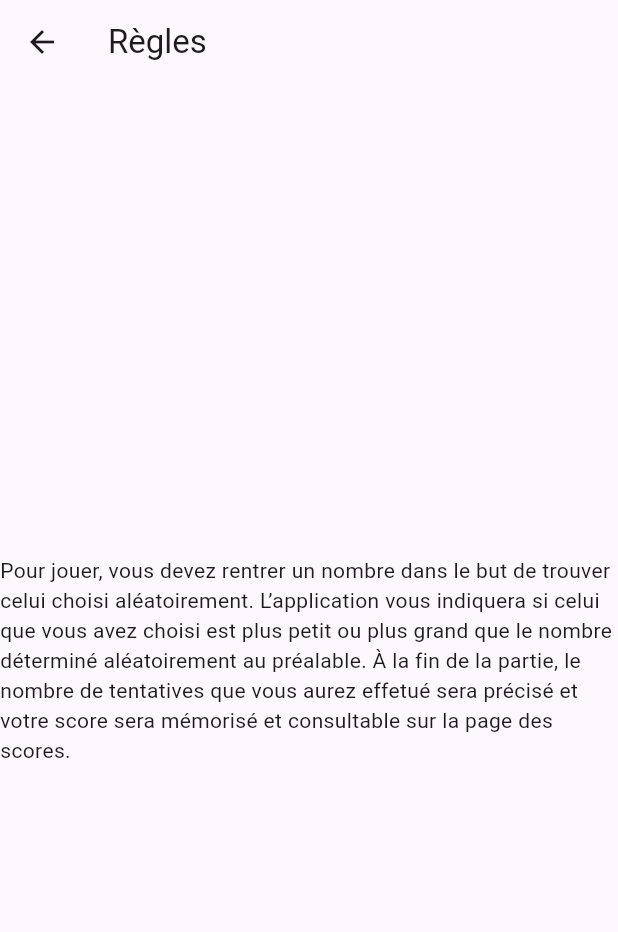
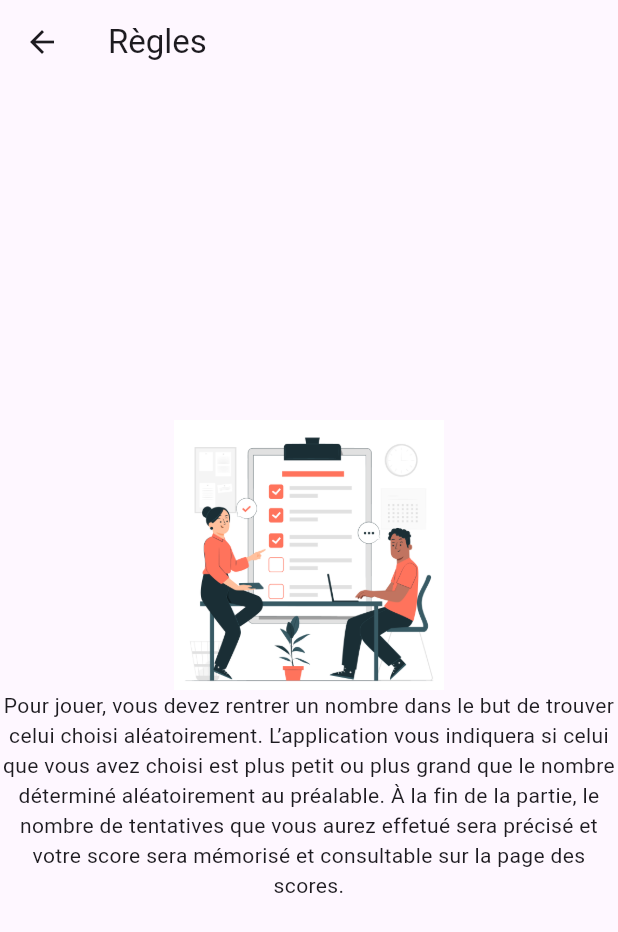
Before and after one commit to amelie-brizard/tp-dev-mobile-note, a Flutter app: the ReglesPage screen opened directly, on a phone screen of 412 x 824 dp. Shown: the top 932 px of the screen. Run offline on Flutter 3.47's test engine with Material 3 defaults, Android fonts, the phone set to English and light mode, and no system bars.

```diff
--- a/lib/views/ReglePage.dart
+++ b/lib/views/ReglePage.dart
@@ -7,10 +7,21 @@ class ReglesPage extends StatelessWidget {
       appBar: AppBar(
         title: Text('Règles'),
       ),
-      body: const Center(
-        child: Text(
-            'Pour jouer, vous devez rentrer un nombre dans le but de trouver celui choisi aléatoirement. L’application vous indiquera si celui que vous avez choisi est plus petit ou plus grand que le nombre déterminé aléatoirement au préalable. À la fin de la partie, le nombre de tentatives que vous aurez effetué sera précisé et votre score sera mémorisé et consultable sur la page des scores.'),
-      ),
+      body: Center(
+          child: Column(
+        mainAxisAlignment: MainAxisAlignment.center,
+        children: <Widget>[
+          Image.asset(
+            'images/rules.jpg',
+            width: 250,
+            height: 180,
+          ),
+          const Text(
+            'Pour jouer, vous devez rentrer un nombre dans le but de trouver celui choisi aléatoirement. L’application vous indiquera si celui que vous avez choisi est plus petit ou plus grand que le nombre déterminé aléatoirement au préalable. À la fin de la partie, le nombre de tentatives que vous aurez effetué sera précisé et votre score sera mémorisé et consultable sur la page des scores.',
+            textAlign: TextAlign.center,
+          ),
+        ],
+      )),
     );
   }
 }
```
